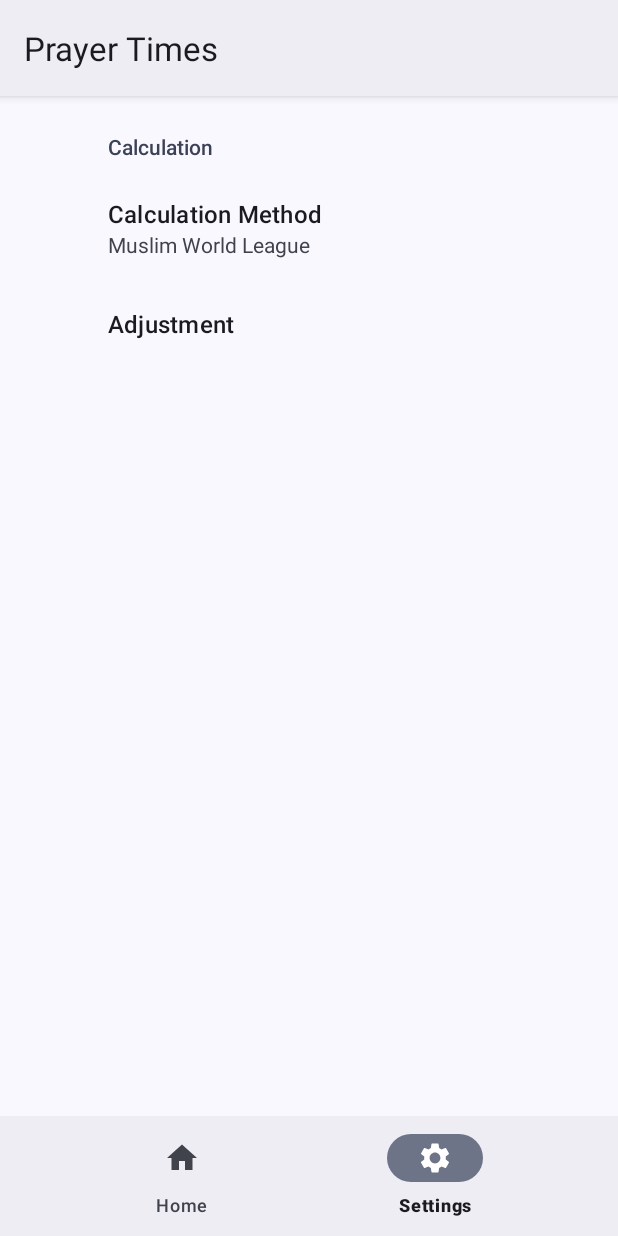
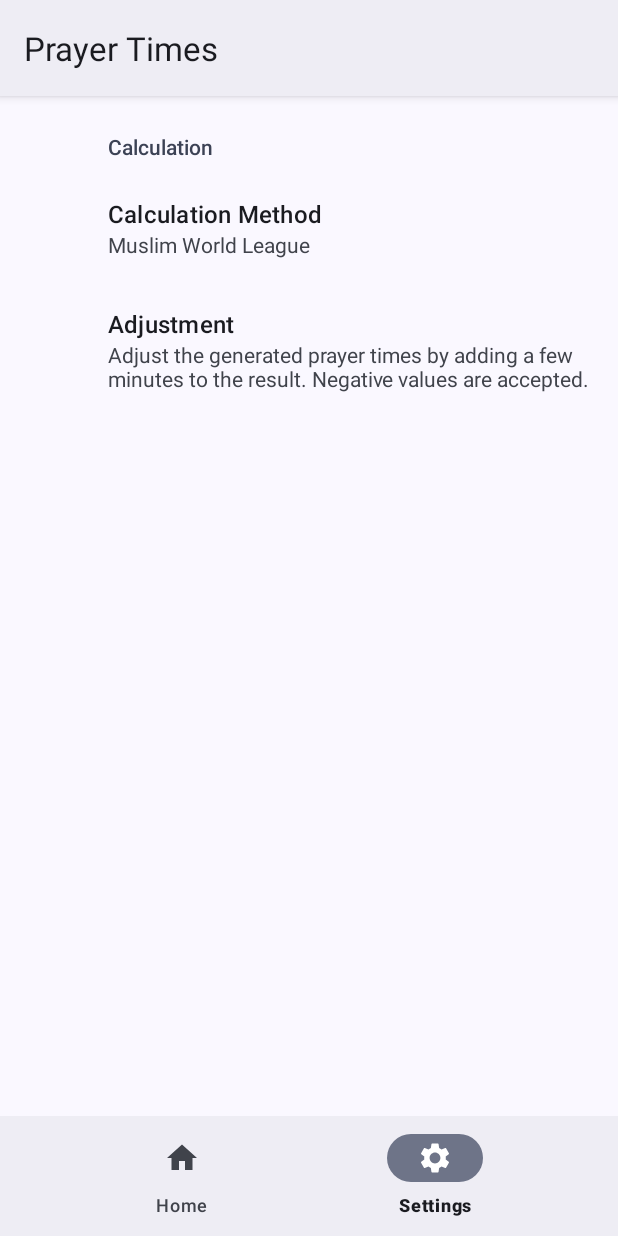
Before and after one commit to taaa1/waktu, an Android app: the screen it shows after launch (MainActivity), item 2 of the bottom bar chosen, on a phone screen of 412 x 824 dp. Run offline under Robolectric (Android 15) with nearby library versions, the phone set to English and light mode, and no system bars; our stand-ins replace androidx.preference; libraries missing offline, so code that uses them is left out: com.batoulapps.adhan, com.beust.klaxon.

Commit message:
add summary to adjustment setting

```diff
--- a/app/src/main/res/values/strings.xml
+++ b/app/src/main/res/values/strings.xml
@@ -26,8 +26,8 @@
     <string name="home">Home</string>
     <string name="calculation_method">Calculation Method</string>
     <string name="adjustment">Adjustment</string>
-    <string name="search">Search…</string>
-    <string name="tz_info_text">Calculated offline — times in device time zone</string>
+    <string name="search">Search… (experimental)</string>
+    <string name="tz_info_text">Times in device time zone</string>
     <string name="m_1">Al-Muḥarram</string>
     <string name="m_2">Ṣafar</string>
     <string name="m_3">Rabīʿ al-ʾAwwal</string>
@@ -40,4 +40,5 @@
     <string name="m_10">Shawwāl</string>
     <string name="m_11">Ḏū al-Qaʿdah</string>
     <string name="m_12">Ḏū al-Ḥijjah</string>
+    <string name="adj_desc">Adjust the generated prayer times by adding a few minutes to the result. Negative values are accepted.</string>
 </resources>
--- a/app/src/main/res/xml/root_preferences.xml
+++ b/app/src/main/res/xml/root_preferences.xml
@@ -12,6 +12,7 @@
 
         <Preference
             android:fragment="io.ta.waktushalat.AdjustmentFrag"
+            android:summary="@string/adj_desc"
             android:title="@string/adjustment" />
     </PreferenceCategory>
 </PreferenceScreen>
```
Also changed, not shown: 1 other file.
